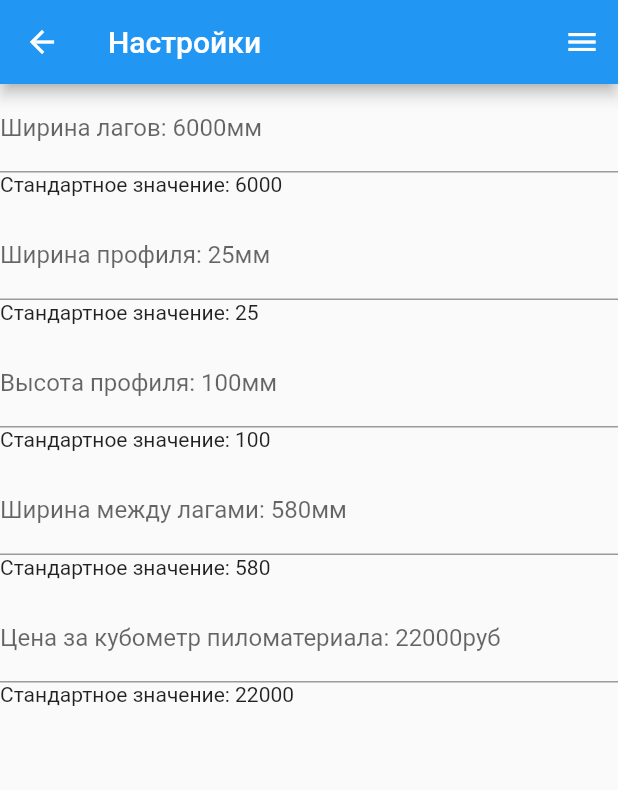
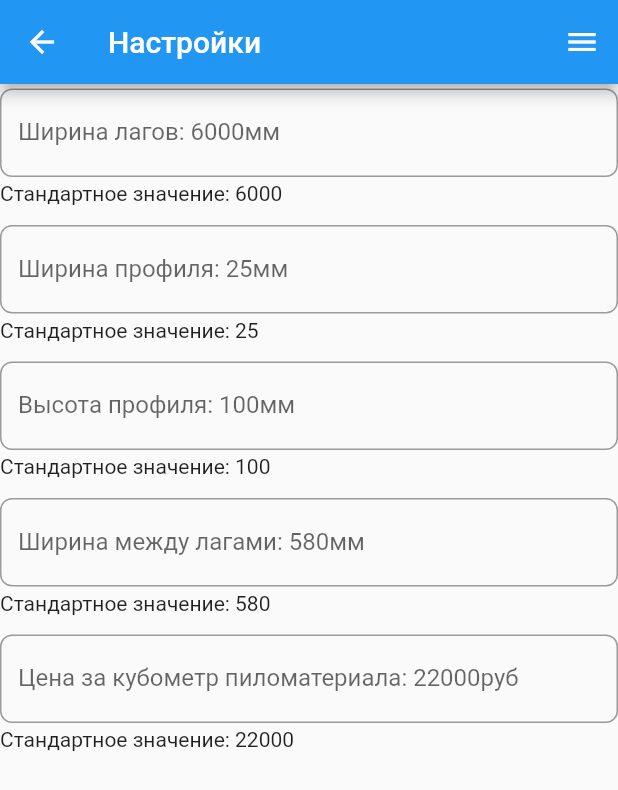
Before and after one commit to CpedaMonsterEnergyLover/BlockHouseCalculator, a Flutter app: the screen it shows after launch, in the side drawer, after a tap on "Настройки", on a phone screen of 412 x 824 dp. Shown: the top 790 px of the screen. Run offline on Flutter 3.47's test engine with Material 2 defaults, Android fonts, the phone set to English and light mode, and no system bars.

Commit message:
всякие мелочи

```diff
--- a/lib/pages/elements/double_input_field.dart
+++ b/lib/pages/elements/double_input_field.dart
@@ -48,12 +48,16 @@ class _IntegerInputFieldState extends State<IntegerInputField> {
 
   @override
   Widget build(BuildContext context) {
-    return           TextField(
+    return           Padding(
+      padding: const EdgeInsets.fromLTRB(0, 3, 0, 3),
+      child: TextField(
         controller: _controller,
         autofocus: false,
         // focusNode: _focusNode,
+
         keyboardType:  const TextInputType.numberWithOptions(signed: true, decimal: false),
         decoration: InputDecoration(
+          border: OutlineInputBorder(borderRadius: BorderRadius.circular(8), gapPadding: 5),
             labelText: widget.labelText + ": " + widget.hintText + widget.unit,
             hintText: widget.hintText,
             errorText: errorText == '' ? null : errorText),
@@ -67,6 +71,7 @@ class _IntegerInputFieldState extends State<IntegerInputField> {
 
         },
 
+      ),
     );
   }
 }
--- a/lib/pages/home/home.dart
+++ b/lib/pages/home/home.dart
@@ -29,11 +29,18 @@ class _HomePageState extends State<HomePage> {
           title: const Text("BlockHouseCalculator"),
         ),
         endDrawer: Drawer(
+
           child: Expanded(
             child: ListView(
               padding: EdgeInsets.zero,
               children: [
-                const DrawerHeader(child: Text("watafak")),
+                const DrawerHeader(
+                  decoration: const BoxDecoration(
+                      image: DecorationImage(
+                          image: AssetImage("assets/images/planks.jpg"),
+                          fit: BoxFit.cover)
+                  ), child: SizedBox(width: 1, height:  1),
+                ),
                 TextButton(
                   onPressed: () {
                     Navigator.push(
--- a/pubspec.yaml
+++ b/pubspec.yaml
@@ -65,6 +65,7 @@ flutter:
   assets:
     - assets/images/dog.jpg
     - assets/images/cat.jpg
+    - assets/images/planks.jpg
   # An image asset can refer to one or more resolution-specific "variants", see
   # https://flutter.dev/assets-and-images/#resolution-aware.
 
```
Also changed, not shown: assets/images/planks.jpg (added). Lines whose indentation alone changed are shown as unchanged.
